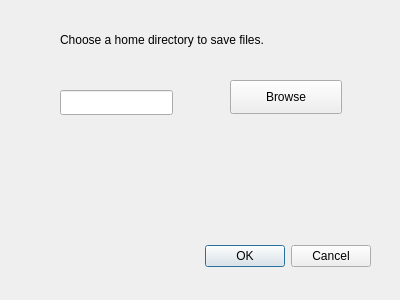
Before: the Qt Designer form settingsdialog.ui in alvi-khan/Marshal, drawn with Qt 5.
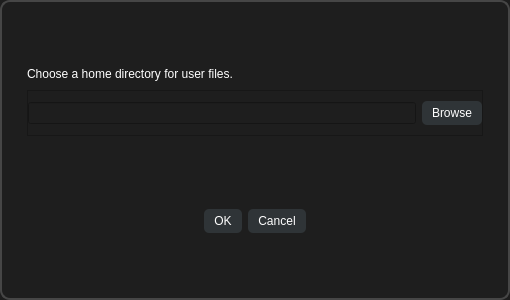
After: the same form once the commit is applied.

Commit message: Changed the settings dialog UI.

What changed in the file:
```diff
--- a/settingsdialog.ui
+++ b/settingsdialog.ui
@@ -6,65 +6,169 @@
    <rect>
     <x>0</x>
     <y>0</y>
-    <width>400</width>
+    <width>510</width>
     <height>300</height>
    </rect>
   </property>
   <property name="windowTitle">
    <string>Dialog</string>
   </property>
-  <widget class="QDialogButtonBox" name="buttonBox">
-   <property name="geometry">
-    <rect>
-     <x>30</x>
-     <y>240</y>
-     <width>341</width>
-     <height>32</height>
-    </rect>
+  <property name="styleSheet">
+   <string notr="true">QFrame#frame {
+	border: 1.5px solid rgb(70, 70, 70);
+	border-radius: 10px;
+}
+
+* {
+	background-color: rgb(30, 30, 30);
+	font: 12pt &quot;Segoe UI&quot;;
+	color: rgb(255, 255, 255);
+}
+QPushButton{
+	background-color: rgb(47, 52, 55);
+	border-radius: 5px;
+	padding: 5px 10px 5px 10px;
+}
+QPushButton:hover 
+{ background-color: #3E3E3E; }</string>
+  </property>
+  <layout class="QVBoxLayout" name="verticalLayout">
+   <property name="spacing">
+    <number>0</number>
    </property>
-   <property name="orientation">
-    <enum>Qt::Horizontal</enum>
+   <property name="leftMargin">
+    <number>0</number>
    </property>
-   <property name="standardButtons">
-    <set>QDialogButtonBox::Cancel|QDialogButtonBox::Ok</set>
+   <property name="topMargin">
+    <number>0</number>
    </property>
-  </widget>
-  <widget class="QLineEdit" name="directoryTextField">
-   <property name="geometry">
-    <rect>
-     <x>60</x>
-     <y>90</y>
-     <width>113</width>
-     <height>25</height>
-    </rect>
+   <property name="rightMargin">
+    <number>0</number>
    </property>
-  </widget>
-  <widget class="QLabel" name="label">
-   <property name="geometry">
-    <rect>
-     <x>60</x>
-     <y>30</y>
-     <width>291</width>
-     <height>19</height>
-    </rect>
+   <property name="bottomMargin">
+    <number>0</number>
    </property>
-   <property name="text">
-    <string>Choose a home directory to save files.</string>
-   </property>
-  </widget>
-  <widget class="QPushButton" name="browseButton">
-   <property name="geometry">
-    <rect>
-     <x>230</x>
-     <y>80</y>
-     <width>112</width>
-     <height>34</height>
-    </rect>
-   </property>
-   <property name="text">
-    <string>Browse</string>
-   </property>
-  </widget>
+   <item>
+    <widget class="QFrame" name="frame">
+     <property name="frameShape">
+      <enum>QFrame::StyledPanel</enum>
+     </property>
+     <property name="frameShadow">
+      <enum>QFrame::Raised</enum>
+     </property>
+     <layout class="QVBoxLayout" name="verticalLayout_2">
+      <property name="spacing">
+       <number>9</number>
+      </property>
+      <property name="leftMargin">
+       <number>25</number>
+      </property>
+      <property name="topMargin">
+       <number>0</number>
+      </property>
+      <property name="rightMargin">
+       <number>25</number>
+      </property>
+      <property name="bottomMargin">
+       <number>0</number>
+      </property>
+      <item>
+       <spacer name="verticalSpacer">
+        <property name="orientation">
+         <enum>Qt::Vertical</enum>
+        </property>
+        <property name="sizeHint" stdset="0">
+         <size>
+          <width>20</width>
+          <height>40</height>
+         </size>
+        </property>
+       </spacer>
+      </item>
+      <item>
+       <widget class="QLabel" name="label">
+        <property name="text">
+         <string>Choose a home directory for user files.</string>
+        </property>
+       </widget>
+      </item>
+      <item>
+       <widget class="QFrame" name="frame_2">
+        <property name="frameShape">
+         <enum>QFrame::StyledPanel</enum>
+        </property>
+        <property name="frameShadow">
+         <enum>QFrame::Raised</enum>
+        </property>
+        <layout class="QHBoxLayout" name="horizontalLayout">
+         <property name="leftMargin">
+          <number>0</number>
+         </property>
+         <property name="topMargin">
+          <number>10</number>
+         </property>
+         <property name="rightMargin">
+          <number>0</number>
+         </property>
+         <property name="bottomMargin">
+          <number>10</number>
+         </property>
+         <item>
+          <widget class="QLineEdit" name="directoryTextField"/>
+         </item>
+         <item>
+          <widget class="QPushButton" name="browseButton">
+           <property name="text">
+            <string>Browse</string>
+           </property>
+          </widget>
+         </item>
+        </layout>
+       </widget>
+      </item>
+      <item>
+       <spacer name="verticalSpacer_2">
+        <property name="orientation">
+         <enum>Qt::Vertical</enum>
+        </property>
+        <property name="sizeHint" stdset="0">
+         <size>
+          <width>20</width>
+          <height>40</height>
+         </size>
+        </property>
+       </spacer>
+      </item>
+      <item>
+       <widget class="QDialogButtonBox" name="buttonBox">
+        <property name="orientation">
+         <enum>Qt::Horizontal</enum>
+        </property>
+        <property name="standardButtons">
+         <set>QDialogButtonBox::Cancel|QDialogButtonBox::Ok</set>
+        </property>
+        <property name="centerButtons">
+         <bool>true</bool>
+        </property>
+       </widget>
+      </item>
+      <item>
+       <spacer name="verticalSpacer_3">
+        <property name="orientation">
+         <enum>Qt::Vertical</enum>
+        </property>
+        <property name="sizeHint" stdset="0">
+         <size>
+          <width>20</width>
+          <height>40</height>
+         </size>
+        </property>
+       </spacer>
+      </item>
+     </layout>
+    </widget>
+   </item>
+  </layout>
  </widget>
  <resources/>
  <connections>
```
